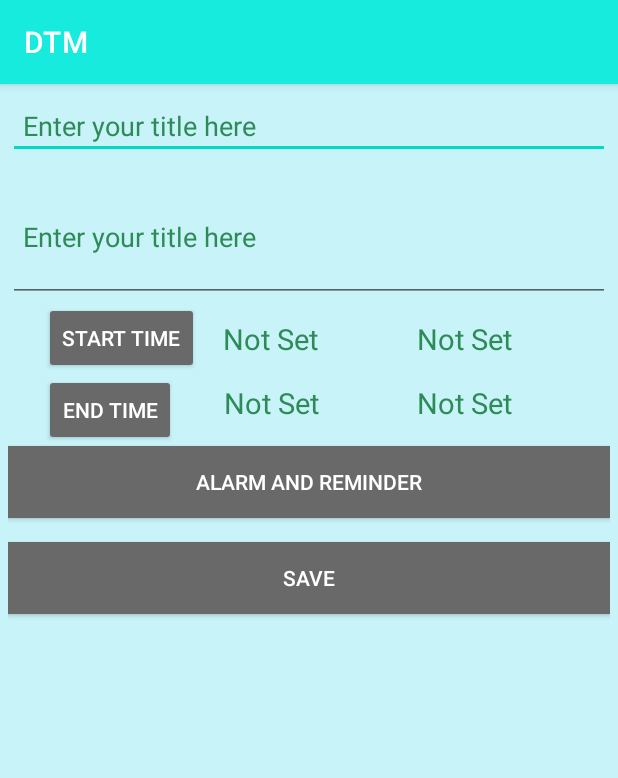
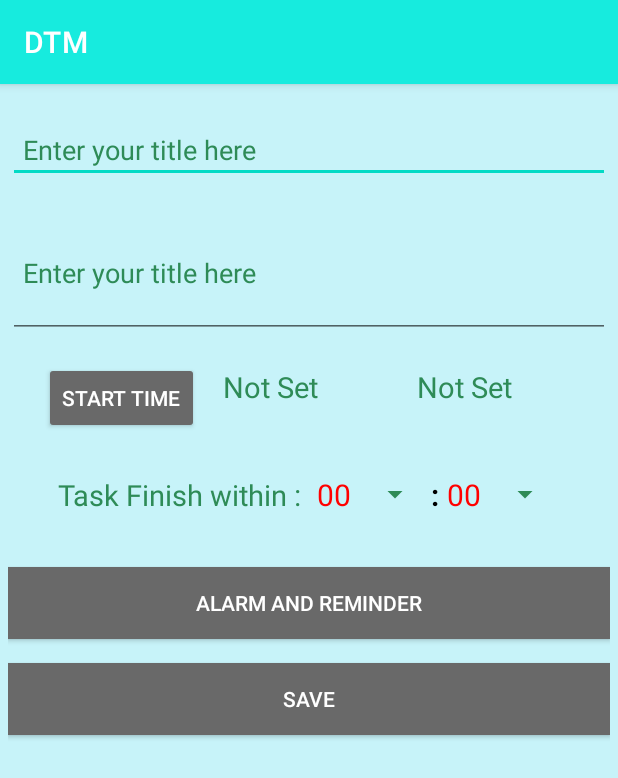
Before and after one commit to dipankar108/dtm, an Android app: the CreateTaskActivity screen opened directly, with no data from a screen before it, on a phone screen of 412 x 824 dp. Shown: the top 778 px of the screen. Run offline under Robolectric (Android 15) with nearby library versions, the phone set to English and light mode, and no system bars.

Commit message:
Finished time system added to the application

```diff
--- a/app/src/main/java/com/dailytaskmanager/dtm/CreateTaskActivity.kt
+++ b/app/src/main/java/com/dailytaskmanager/dtm/CreateTaskActivity.kt
@@ -3,13 +3,11 @@ package com.dailytaskmanager.dtm
 import android.app.DatePickerDialog
 import android.app.Dialog
 import android.app.TimePickerDialog
+import android.content.Intent
 import android.graphics.Color
 import android.graphics.drawable.ColorDrawable
 import android.os.Bundle
-import android.widget.Button
-import android.widget.CheckBox
-import android.widget.DatePicker
-import android.widget.TimePicker
+import android.widget.*
 import androidx.appcompat.app.AppCompatActivity
 import com.dailytaskmanager.dtm.databinding.ActivityCreateTaskBinding
 import java.util.*
@@ -36,6 +34,7 @@ class CreateTaskActivity : AppCompatActivity(), DatePickerDialog.OnDateSetListen
     var myMinute: Int = 0
     private lateinit var datePickerDialog: DatePickerDialog
     private lateinit var timePickerDialog: TimePickerDialog
+
     override fun onCreate(savedInstanceState: Bundle?) {
         super.onCreate(savedInstanceState)
         binding = ActivityCreateTaskBinding.inflate(layoutInflater)
@@ -102,7 +101,27 @@ class CreateTaskActivity : AppCompatActivity(), DatePickerDialog.OnDateSetListen
             pickDateAndTime()
             startTime = false
         }
+        val hourAdapter = ArrayAdapter.createFromResource(
+            this, R.array.hour, R.layout.spinneritem
+        )
+        val minuteAdapter = ArrayAdapter.createFromResource(
+            this,
+            R.array.minute,
+            R.layout.spinneritem
+        )
+        binding.spinnerHourId.adapter = hourAdapter
+        binding.spinnerMinuteId.adapter = minuteAdapter
+        binding.btnAlramanSaveId.setOnClickListener {
 
+            val title = binding.etCreateTaskTitleId.text.toString()
+            val desc = binding.etCreateTaskDescId.text.toString()
+            val startTime = binding.tvCreateTimeStartViewId.text.toString()
+            val startDate = binding.tvCreateDateStartViewId.text.toString()
+            val totalTime = binding.tvCreateTimeEntdiewId.text.toString()
+            startActivity(Intent(this, MainActivity::class.java).apply {
+                finish()
+            })
+        }
     }
 
     private fun pickDateAndTime() {
--- a/app/src/main/res/layout/activity_create_task.xml
+++ b/app/src/main/res/layout/activity_create_task.xml
@@ -12,6 +12,7 @@
         android:id="@+id/et_create_taskTitle_id"
         android:layout_width="match_parent"
         android:layout_height="wrap_content"
+        android:layout_marginTop="16dp"
         android:hint="Enter your title here"
         android:padding="10dp"
         android:textColor="@color/black"
@@ -24,7 +25,7 @@
         android:id="@+id/et_create_taskDesc_id"
         android:layout_width="match_parent"
         android:layout_height="wrap_content"
-        android:layout_marginTop="8dp"
+        android:layout_marginTop="16dp"
         android:hint="Enter your title here"
         android:maxLines="3"
         android:minLines="3"
@@ -40,6 +41,7 @@
         android:layout_width="wrap_content"
         android:layout_height="wrap_content"
         android:layout_marginStart="24dp"
+        android:layout_marginTop="16dp"
         android:backgroundTint="@color/dimGray"
         android:text="Start Time"
         android:textColor="@color/white"
@@ -78,6 +80,7 @@
         android:backgroundTint="@color/dimGray"
         android:text="End Time"
         android:textColor="@color/white"
+        android:visibility="gone"
         app:layout_constraintStart_toStartOf="parent"
         app:layout_constraintTop_toBottomOf="@+id/btn_createTaskStartDate_id" />
 
@@ -89,6 +92,7 @@
         android:text="Not Set"
         android:textColor="@color/finishedTask"
         android:textSize="19dp"
+        android:visibility="gone"
         app:layout_constraintBottom_toBottomOf="@+id/btn_createTaskEndDate_id"
         app:layout_constraintStart_toEndOf="@+id/btn_createTaskEndDate_id"
         app:layout_constraintTop_toBottomOf="@+id/tv_create_dateStartView_id" />
@@ -100,22 +104,65 @@
         android:text="Not Set"
         android:textColor="@color/finishedTask"
         android:textSize="19dp"
+        android:visibility="gone"
         app:layout_constraintBottom_toBottomOf="@+id/btn_createTaskEndDate_id"
         app:layout_constraintEnd_toEndOf="parent"
         app:layout_constraintStart_toEndOf="@+id/tv_create_timeEntdiew_id"
         app:layout_constraintTop_toBottomOf="@+id/tv_create_dateStartView_id" />
 
+    <LinearLayout
+        android:id="@+id/linearLayout3"
+        android:layout_width="wrap_content"
+        android:layout_height="wrap_content"
+        android:layout_marginTop="16dp"
+        android:padding="5dp"
+        app:layout_constraintEnd_toEndOf="@+id/et_create_taskTitle_id"
+        app:layout_constraintStart_toStartOf="parent"
+        app:layout_constraintTop_toBottomOf="@+id/btn_createTaskStartDate_id">
+
+        <TextView
+            android:layout_width="wrap_content"
+            android:layout_height="wrap_content"
+            android:text="Task Finish within : "
+            android:textColor="@color/finishedTask"
+            android:textSize="19dp" />
+
+        <Spinner
+            android:id="@+id/spinner_hour_id"
+            android:layout_width="wrap_content"
+            android:layout_height="wrap_content"
+            android:backgroundTint="@color/finishedTask"
+            />
+
+        <TextView
+            android:layout_width="wrap_content"
+            android:layout_height="wrap_content"
+            android:text=":"
+            android:textColor="@color/black"
+            android:textSize="19dp"
+            android:textStyle="bold" />
+
+        <Spinner
+            android:id="@+id/spinner_minute_id"
+            android:layout_width="wrap_content"
+            android:layout_height="wrap_content"
+            android:outlineSpotShadowColor="@color/finishedTask"
+            android:backgroundTint="@color/finishedTask"
+            />
+
+    </LinearLayout>
+
     <androidx.appcompat.widget.AppCompatButton
         android:id="@+id/btn_alramandreminder_id"
         android:layout_width="match_parent"
         android:layout_height="wrap_content"
-
+        android:layout_marginTop="24dp"
         android:background="@color/dimGray"
         android:text="Alarm and reminder"
         android:textColor="@color/white"
         app:layout_constraintEnd_toEndOf="parent"
         app:layout_constraintStart_toStartOf="parent"
-        app:layout_constraintTop_toBottomOf="@+id/btn_createTaskEndDate_id" />
+        app:layout_constraintTop_toBottomOf="@+id/linearLayout3" />
 
     <androidx.appcompat.widget.AppCompatButton
         android:id="@+id/btn_alramanSave_id"
--- /dev/null
+++ b/app/src/main/res/layout/spinneritem.xml
@@ -0,0 +1,10 @@
+<?xml version="1.0" encoding="utf-8"?>
+<TextView
+    xmlns:android="http://schemas.android.com/apk/res/android"
+    android:layout_width="match_parent"
+    android:layout_height="wrap_content"
+    android:textSize="20sp"
+    android:gravity="left"
+    android:textColor="#FF0000"
+    android:padding="5dip"
+    />
--- a/app/src/main/res/values/strings.xml
+++ b/app/src/main/res/values/strings.xml
@@ -2,4 +2,95 @@
     <string name="app_name">DTM</string>
     <!-- TODO: Remove or change this placeholder text -->
     <string name="hello_blank_fragment">Hello blank fragment</string>
+    <string-array name="hour">
+        <item>00</item>
+        <item>01</item>
+        <item>02</item>
+        <item>03</item>
+        <item>04</item>
+        <item>05</item>
+        <item>06</item>
+        <item>07</item>
+        <item>08</item>
+        <item>09</item>
+        <item>10</item>
+        <item>11</item>
+        <item>12</item>
+        <item>13</item>
+        <item>14</item>
+        <item>15</item>
+        <item>16</item>
+        <item>17</item>
+        <item>18</item>
+        <item>19</item>
+        <item>20</item>
+        <item>21</item>
+        <item>22</item>
+        <item>23</item>
+        <item>24</item>
+    </string-array>
+    <string-array name="minute">
+        <item>00</item>
+        <item>01</item>
+        <item>02</item>
+        <item>03</item>
+        <item>04</item>
+        <item>05</item>
+        <item>06</item>
+        <item>07</item>
+        <item>08</item>
+        <item>09</item>
+        <item>10</item>
+        <item>11</item>
+        <item>12</item>
+        <item>13</item>
+        <item>14</item>
+        <item>15</item>
+        <item>16</item>
+        <item>17</item>
+        <item>18</item>
+        <item>19</item>
+        <item>20</item>
+        <item>21</item>
+        <item>22</item>
+        <item>23</item>
+        <item>24</item>
+        <item>25</item>
+        <item>26</item>
+        <item>27</item>
+        <item>28</item>
+        <item>29</item>
+        <item>30</item>
+        <item>31</item>
+        <item>32</item>
+        <item>33</item>
+        <item>34</item>
+        <item>35</item>
+        <item>36</item>
+        <item>37</item>
+        <item>38</item>
+        <item>39</item>
+        <item>40</item>
+        <item>41</item>
+        <item>42</item>
+        <item>43</item>
+        <item>44</item>
+        <item>45</item>
+        <item>46</item>
+        <item>47</item>
+        <item>48</item>
+        <item>49</item>
+        <item>50</item>
+        <item>51</item>
+        <item>52</item>
+        <item>53</item>
+        <item>54</item>
+        <item>55</item>
+        <item>56</item>
+        <item>57</item>
+        <item>58</item>
+        <item>59</item>
+        <item>60</item>
+
+    </string-array>
 </resources>
```
